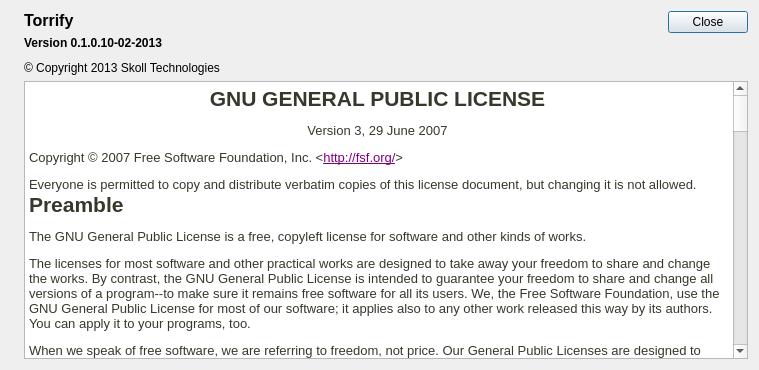
Above: src/helpdialog.ui from ashenwolf/torrify before the change. Below: the same form after it.
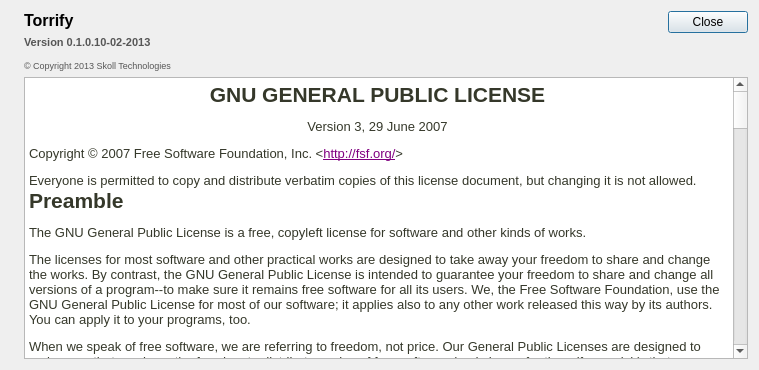
That is the form after the change. Icons and pictures are not drawn.

Commit message: added vs2010 redistributable to installer, minor ui changes

The edit to the form file:
```diff
--- a/src/helpdialog.ui
+++ b/src/helpdialog.ui
@@ -55,10 +55,14 @@
           <widget class="QLabel" name="labelVersion">
            <property name="font">
             <font>
+             <pointsize>8</pointsize>
              <weight>75</weight>
              <bold>true</bold>
             </font>
            </property>
+           <property name="styleSheet">
+            <string notr="true">color: rgb(86, 86, 86)</string>
+           </property>
            <property name="text">
             <string>Version 0.1.0.10-02-2013</string>
            </property>
@@ -82,6 +86,14 @@
          </item>
          <item>
           <widget class="QLabel" name="labelCopyright">
+           <property name="font">
+            <font>
+             <pointsize>7</pointsize>
+            </font>
+           </property>
+           <property name="styleSheet">
+            <string notr="true">color: rgb(86, 86, 86)</string>
+           </property>
            <property name="text">
             <string>© Copyright 2013 Skoll Technologies</string>
            </property>
```
The commit also changes 1 other file.
